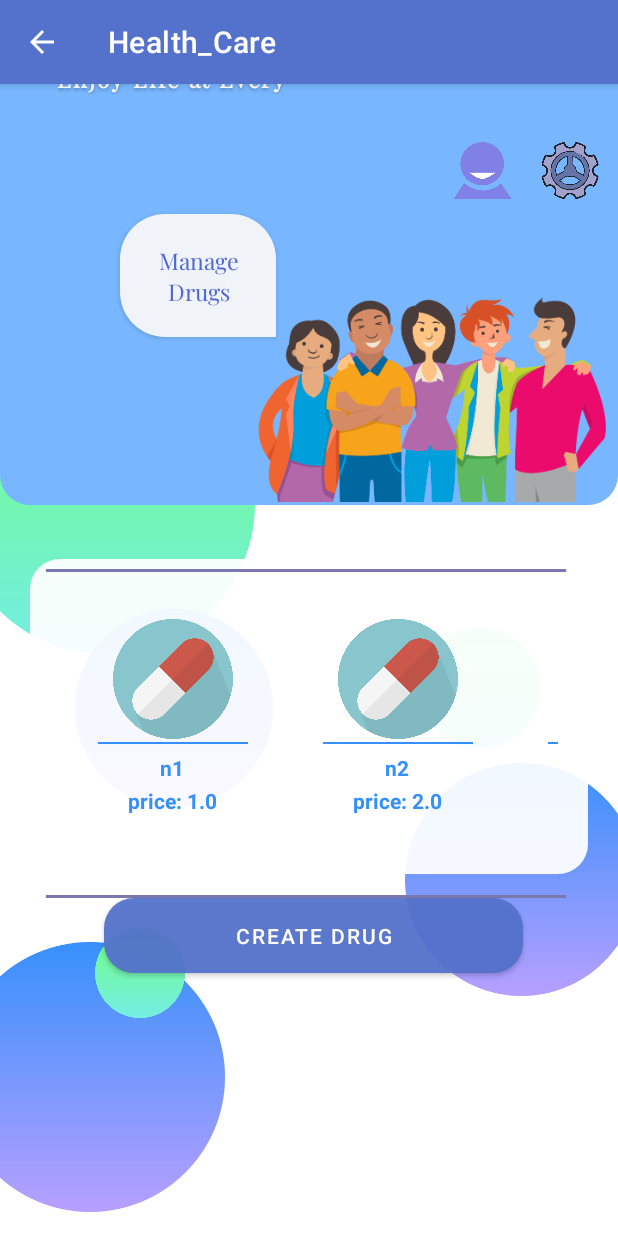
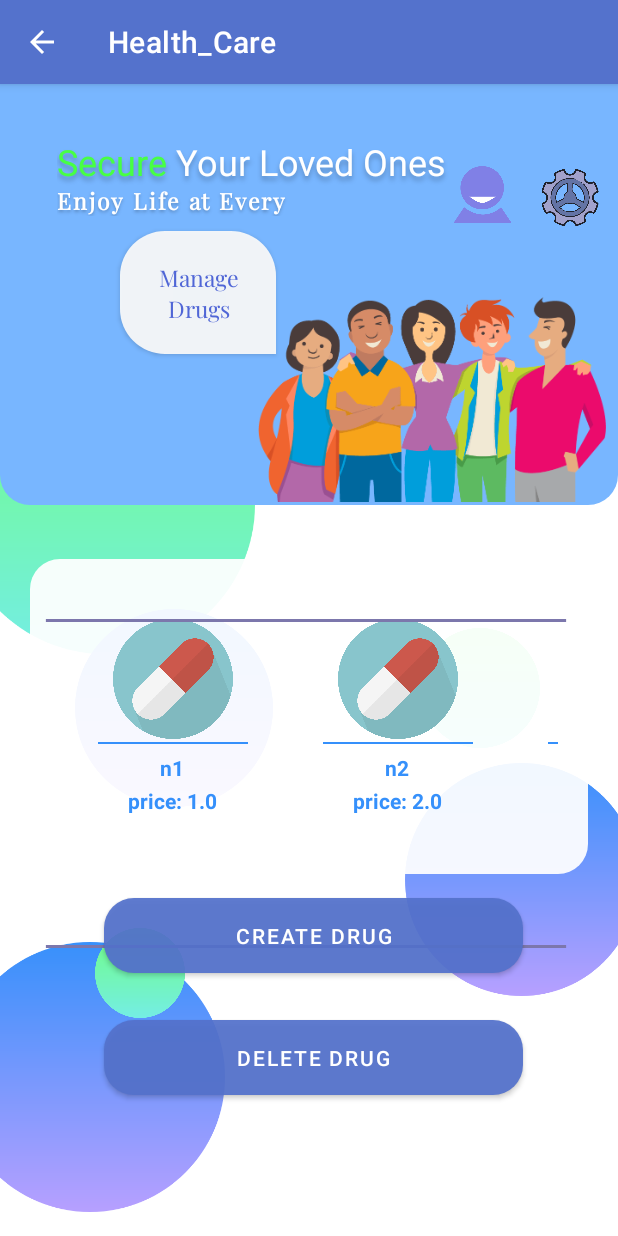
Before and after one commit to mohammadhnz/Health-care, an Android app: the AdminMainPage screen opened directly, with no data from a screen before it, on a phone screen of 412 x 824 dp. Run offline under Robolectric (Android 15) with nearby library versions, the phone set to English and light mode, and no system bars; Roboto replaces fonts that are not available here.

Commit message:
faet: add drug delete page

```diff
--- a/app/src/main/res/layout/activity_admin_main_page.xml
+++ b/app/src/main/res/layout/activity_admin_main_page.xml
@@ -106,6 +106,19 @@
         android:text="Create Drug"
         app:layoutManager="androidx.recyclerview.widget.LinearLayoutManager" />
 
+    <Button
+        android:id="@+id/delete_drug"
+        android:layout_width="279dp"
+        android:layout_height="50dp"
+        android:layout_marginStart="69dp"
+        android:layout_marginTop="-220dp"
+        android:layout_marginEnd="120dp"
+        android:layout_marginBottom="251dp"
+        android:background="@drawable/customer_main_page_cell1"
+        android:orientation="horizontal"
+        android:text="Delete Drug"
+        app:layoutManager="androidx.recyclerview.widget.LinearLayoutManager" />
+
     <TextView
         android:id="@+id/secure_your"
         android:layout_width="317dp"
@@ -138,7 +151,7 @@
         android:layout_width="104dp"
         android:layout_height="82dp"
         android:layout_marginStart="80dp"
-        android:layout_marginTop="80dp"
+        android:layout_marginTop="10dp"
         android:background="@drawable/get_started_btn_style"
         android:fontFamily="@font/playfair_display"
         android:text="Manage Drugs"
@@ -148,9 +161,9 @@
         android:id="@+id/persona_icon_id"
         android:layout_width="43dp"
         android:layout_height="38dp"
-        android:layout_marginTop="-130dp"
+        android:layout_marginStart="300dp"
+        android:layout_marginTop="-125dp"
         android:layout_marginEnd="57dp"
-        android:layout_marginStart="300dp"
         android:layout_marginBottom="677dp"
         android:backgroundTint="#0C0505"
         android:backgroundTintMode="multiply"
@@ -161,9 +174,9 @@
         android:layout_width="40dp"
         android:layout_height="38dp"
         android:layout_marginEnd="9dp"
-        android:layout_marginTop="-715dp"
+        android:layout_marginTop="-713dp"
         android:layout_marginStart="360dp"
-        android:layout_marginBottom="662dp"
+        android:layout_marginBottom="677dp"
         app:srcCompat="@drawable/pngitem_1428153" />
 
     <View
```
Also changed, not shown: app/src/main/java/com/example/health_care/PharmacyPanelInfoActivity.java (+17 -0 lines), app/src/main/java/com/example/health_care/activities/AdminMainPage.java (+22 -3 lines), app/src/main/java/com/example/health_care/activities/CreateDrugPage.java (+22 -0 lines), app/src/main/java/com/example/health_care/activities/PickDrug.java (+25 -8 lines), app/src/main/java/com/example/health_care/models/Drug.java (+17 -0 lines), app/src/main/java/com/example/health_care/models/Pharmacy.java (+23 -0 lines).
